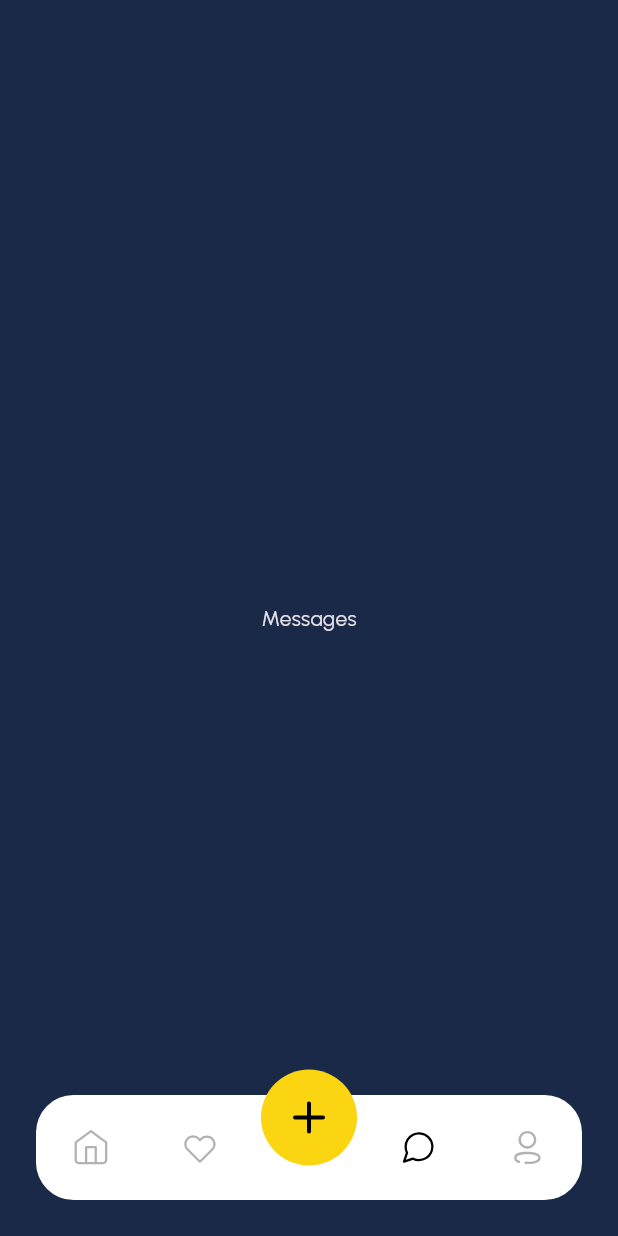
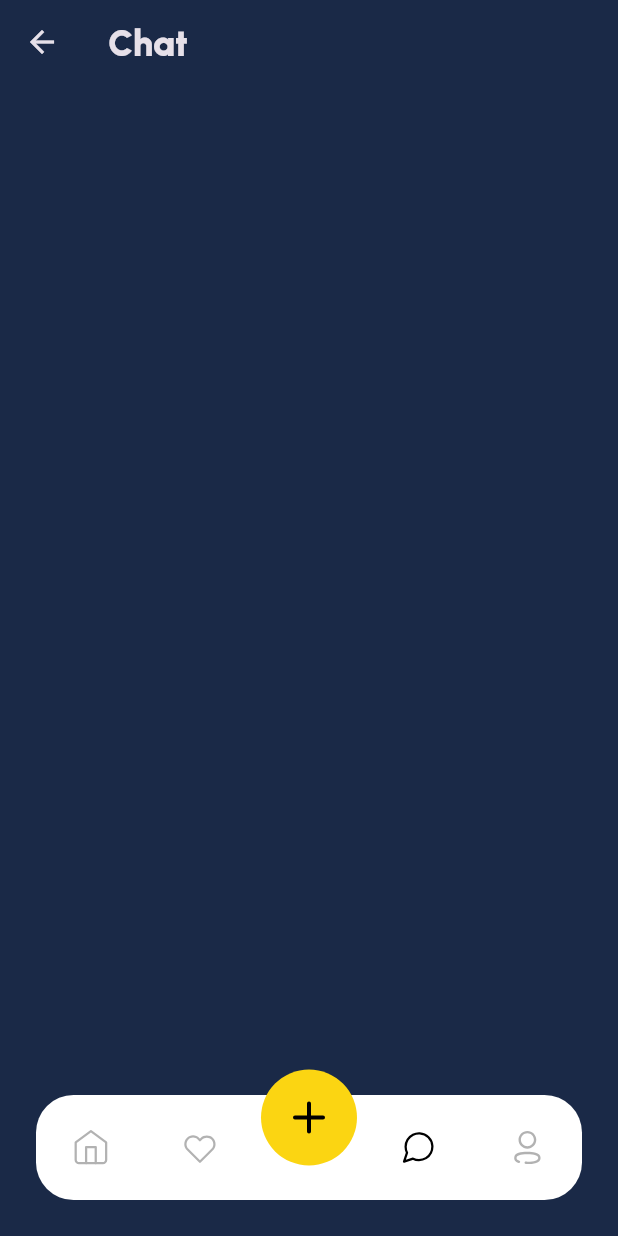
Before and after one commit to muhdamean/posts_app, a Flutter app: the MainPage screen opened by its route, item 3 of the bottom bar chosen, on a phone screen of 412 x 824 dp. Run offline on Flutter 3.47's test engine with Material 3 defaults, Android fonts, the phone set to English and light mode, and no system bars; our stand-ins replace flutter_map, flutter_svg, image_cropper, image_picker, latlong2; accounts and stored records are empty; network calls fail; project files that could hold a hidden picture were left out.

Commit message:
implement chat with websocket, add chat_other_item

```diff
--- /dev/null
+++ b/lib/data/model/chat.dart
@@ -0,0 +1,13 @@
+import 'package:flutter_full_course/data/model/user.dart';
+
+class Chat {
+  final String message;
+  final User user;
+
+  Chat(this.message, this.user);
+
+  factory Chat.fromJson(Map<String, dynamic> json) => Chat(
+        json['message'],
+        User.fromJson(json['user']),
+      );
+}
--- a/lib/data/services/base_service.dart
+++ b/lib/data/services/base_service.dart
@@ -1,6 +1,5 @@
 import 'dart:convert';
 
-import 'package:flutter/material.dart';
 import 'package:flutter_full_course/config/app_config.dart';
 import 'package:http/http.dart' as http;
 import 'package:http_parser/http_parser.dart' as parser;
--- /dev/null
+++ b/lib/pages/chat_page.dart
@@ -0,0 +1,28 @@
+import 'package:flutter/material.dart';
+import 'package:flutter_full_course/components/chat_me_item.dart';
+import 'package:flutter_full_course/components/chat_other_item.dart';
+import 'package:flutter_full_course/components/toolbar.dart';
+import 'package:flutter_full_course/provider/app_repo.dart';
+import 'package:provider/provider.dart';
+
+class ChatPage extends StatelessWidget {
+  const ChatPage({super.key});
+
+  @override
+  Widget build(BuildContext context) {
+    final provider = context.watch<AppRepo>();
+    return Scaffold(
+      appBar: const Toolbar(title: 'Chat'),
+      body: ListView.builder(
+        itemBuilder: (context, index) {
+          final chat = provider.chats[index];
+          if (chat.user.id == provider.user?.id) {
+            return ChatMeItem(chat: chat);
+          }
+          return ChatOtherItem(chat: chat);
+        },
+        itemCount: provider.chats.length,
+      ),
+    );
+  }
+}
--- a/lib/pages/main_page.dart
+++ b/lib/pages/main_page.dart
@@ -2,6 +2,7 @@ import 'package:flutter/material.dart';
 import 'package:flutter_full_course/components/new_post_modal.dart';
 import 'package:flutter_full_course/config/app_icons.dart';
 import 'package:flutter_full_course/config/app_strings.dart';
+import 'package:flutter_full_course/pages/chat_page.dart';
 import 'package:flutter_full_course/pages/home_page.dart';
 import 'package:flutter_full_course/pages/profile_page.dart';
 import 'package:flutter_full_course/styles/app_colors.dart';
@@ -85,9 +86,7 @@ class _MainPageState extends State<MainPage> {
     const Center(
       child: Text(AppStrings.posts),
     ),
-    const Center(
-      child: Text(AppStrings.messages),
-    ),
+    ChatPage(),
     const ProfilePage(),
   ];
 }
--- a/lib/provider/app_repo.dart
+++ b/lib/provider/app_repo.dart
@@ -1,11 +1,34 @@
+import 'dart:convert';
+
 import 'package:flutter/material.dart';
+import 'package:flutter_full_course/data/model/chat.dart';
 import 'package:flutter_full_course/data/model/user.dart';
+import 'package:web_socket_channel/web_socket_channel.dart';
 
 class AppRepo extends ChangeNotifier {
   String? _token;
   User? user;
+  WebSocketChannel? _channel;
+  List<Chat> chats = [];
 
-  set token(String? value) => _token = value;
+  set token(String? value) {
+    _token = value;
+    _connectSocket();
+  }
 
   String? get token => _token;
+
+  _connectSocket() {
+    final wsUrl = Uri.parse('ws://localhost:8080/ws?token=$_token');
+    _channel = WebSocketChannel.connect(wsUrl);
+    _channel?.stream.listen((message) {
+      chats.add(Chat.fromJson(jsonDecode(message)));
+      notifyListeners();
+    });
+  }
+
+  // void connectSocket(String? token) {
+  //   _connectSocket();
+  // }
+
 }
--- a/lib/provider/user_provider.dart
+++ b/lib/provider/user_provider.dart
@@ -1,32 +1,9 @@
-// import 'package:flutter/material.dart';
-// import 'package:flutter_full_course/model/user.dart';
+import 'package:flutter/material.dart';
+import 'package:flutter_full_course/data/model/user.dart';
+import 'package:flutter_full_course/data/services/get_all_user_service.dart';
 
-// class UserProvider extends InheritedWidget {
-//   @override
-//   final Widget child;
-//   final UserService userService;
-//   const UserProvider({
-//     required this.userService,
-//     super.key,
-//     required this.child,
-//   }) : super(child: child);
-
-//   static UserService? of(BuildContext context) {
-//     return context
-//         .dependOnInheritedWidgetOfExactType<UserProvider>()
-//         ?.userService;
-//   }
-
-//   @override
-//   bool updateShouldNotify(covariant UserProvider oldWidget) {
-//     return oldWidget.userService.user?.id != userService.user?.id;
-//   }
-// }
-
-// class UserService {
-//   User? _user;
-//   User? get user => _user;
-//   updateUser(User user) {
-//     _user = user;
-//   }
-// }
+class UserProvider extends ChangeNotifier {
+  Future<List<User>> getAllUser() async {
+    return await GetAllUserService().call();
+  }
+}
--- a/pubspec.yaml
+++ b/pubspec.yaml
@@ -37,6 +37,7 @@ dependencies:
   provider: ^6.1.1
   image_picker: ^1.0.6
   image_cropper: ^5.0.1
+  web_socket_channel: ^2.4.0
 
 
 
```
Also changed, not shown: lib/components/chat_me_item.dart (added, +50 -0 lines), lib/components/chat_other_item.dart (added, +65 -0 lines), lib/data/services/get_all_user_service.dart (added, +11 -0 lines), lib/pages/nearby_page.dart (+22 -4 lines), lib/provider/user_provider-old.dart (added, +32 -0 lines), pubspec.lock.
